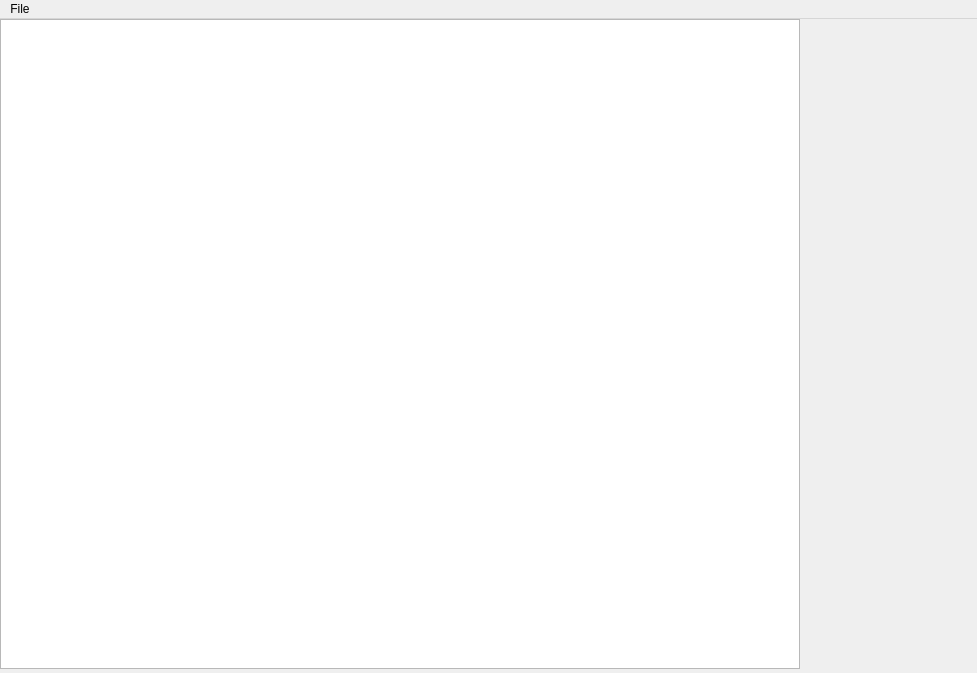
The window that Labs_4_sem/Dekstra.ui (SkiStalker/Labs_4_sem) describes before a commit, drawn with Qt 5.
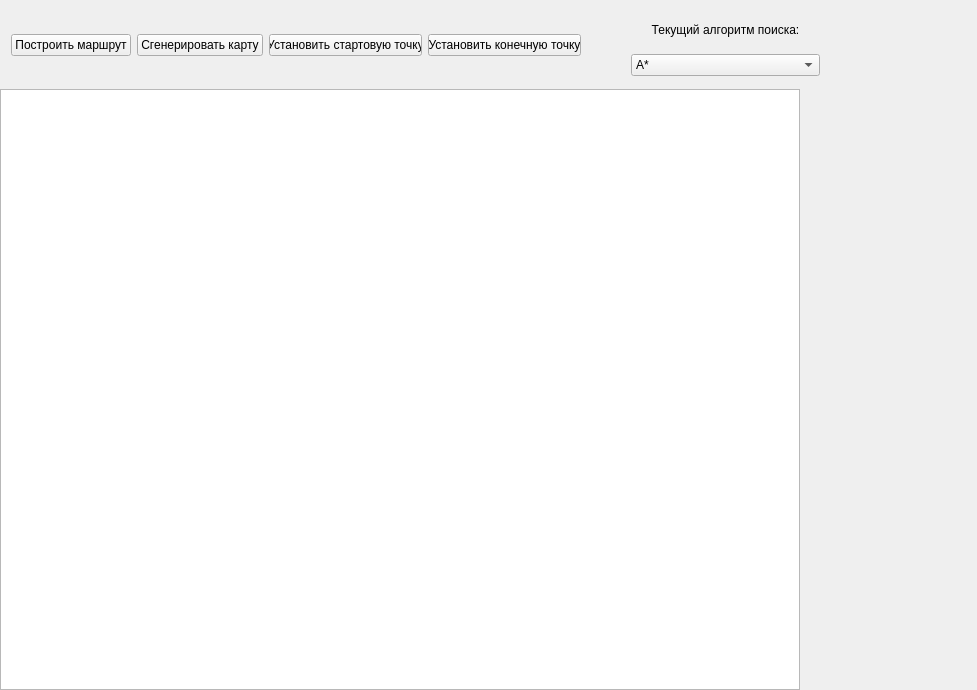
The same window after the commit.

```diff
--- a/Labs_4_sem/Dekstra.ui
+++ b/Labs_4_sem/Dekstra.ui
@@ -7,7 +7,7 @@
     <x>0</x>
     <y>0</y>
     <width>977</width>
-    <height>673</height>
+    <height>690</height>
    </rect>
   </property>
   <property name="windowTitle">
@@ -18,9 +18,9 @@
     <property name="geometry">
      <rect>
       <x>800</x>
-      <y>0</y>
+      <y>89</y>
       <width>175</width>
-      <height>650</height>
+      <height>581</height>
      </rect>
     </property>
     <property name="minimumSize">
@@ -37,9 +37,9 @@
     <property name="geometry">
      <rect>
       <x>0</x>
-      <y>0</y>
+      <y>89</y>
       <width>800</width>
-      <height>650</height>
+      <height>601</height>
      </rect>
     </property>
     <property name="verticalScrollBarPolicy">
@@ -57,22 +57,97 @@
      </rectf>
     </property>
    </widget>
-  </widget>
-  <widget class="QMenuBar" name="menuBar">
-   <property name="geometry">
-    <rect>
-     <x>0</x>
-     <y>0</y>
-     <width>977</width>
-     <height>22</height>
-    </rect>
-   </property>
-   <widget class="QMenu" name="menuFile">
-    <property name="title">
-     <string>File</string>
+   <widget class="QWidget" name="horizontalLayoutWidget">
+    <property name="geometry">
+     <rect>
+      <x>0</x>
+      <y>0</y>
+      <width>592</width>
+      <height>91</height>
+     </rect>
     </property>
+    <layout class="QHBoxLayout" name="horizontalLayout">
+     <item>
+      <widget class="QPushButton" name="pushButton_2">
+       <property name="sizePolicy">
+        <sizepolicy hsizetype="Minimum" vsizetype="Fixed">
+         <horstretch>0</horstretch>
+         <verstretch>0</verstretch>
+        </sizepolicy>
+       </property>
+       <property name="text">
+        <string>Построить маршрут</string>
+       </property>
+      </widget>
+     </item>
+     <item>
+      <widget class="QPushButton" name="pushButton">
+       <property name="text">
+        <string>Сгенерировать карту</string>
+       </property>
+      </widget>
+     </item>
+     <item>
+      <widget class="QPushButton" name="pushButton_3">
+       <property name="text">
+        <string>Установить стартовую точку</string>
+       </property>
+       <property name="checkable">
+        <bool>true</bool>
+       </property>
+      </widget>
+     </item>
+     <item>
+      <widget class="QPushButton" name="pushButton_4">
+       <property name="text">
+        <string>Установить конечную точку</string>
+       </property>
+       <property name="checkable">
+        <bool>true</bool>
+       </property>
+      </widget>
+     </item>
+    </layout>
    </widget>
-   <addaction name="menuFile"/>
+   <widget class="QWidget" name="verticalLayoutWidget">
+    <property name="geometry">
+     <rect>
+      <x>620</x>
+      <y>0</y>
+      <width>211</width>
+      <height>91</height>
+     </rect>
+    </property>
+    <layout class="QVBoxLayout" name="verticalLayout">
+     <property name="bottomMargin">
+      <number>15</number>
+     </property>
+     <item>
+      <widget class="QLabel" name="label">
+       <property name="text">
+        <string>Текущий алгоритм поиска:</string>
+       </property>
+       <property name="alignment">
+        <set>Qt::AlignCenter</set>
+       </property>
+      </widget>
+     </item>
+     <item>
+      <widget class="QComboBox" name="comboBox">
+       <item>
+        <property name="text">
+         <string>А*</string>
+        </property>
+       </item>
+       <item>
+        <property name="text">
+         <string>Дейкстра</string>
+        </property>
+       </item>
+      </widget>
+     </item>
+    </layout>
+   </widget>
   </widget>
  </widget>
  <layoutdefault spacing="6" margin="11"/>
```
Left out of the diff: 23 changed lines with no effect on the pictures.
